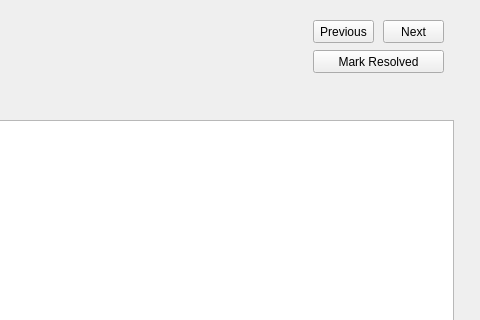
Qt form globalreq/QAA.ui (SyedMTaseen/DataSeed) before a commit; both pictures show x 287 to 767 and y 0 to 320 of the 767 by 704 pixel window.
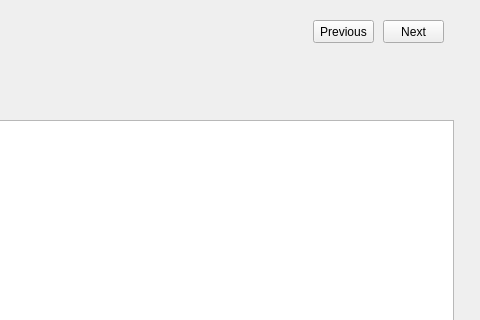
The same form after that commit.

```diff
--- a/globalreq/QAA.ui
+++ b/globalreq/QAA.ui
@@ -188,19 +188,6 @@
      <set>Qt::AlignCenter</set>
     </property>
    </widget>
-   <widget class="QPushButton" name="Bresolve">
-    <property name="geometry">
-     <rect>
-      <x>600</x>
-      <y>50</y>
-      <width>131</width>
-      <height>23</height>
-     </rect>
-    </property>
-    <property name="text">
-     <string>Mark Resolved</string>
-    </property>
-   </widget>
    <zorder>requestButton</zorder>
    <zorder>desbox</zorder>
    <zorder>label</zorder>
```
Left out of the diff: 1 changed line with no effect on the pictures.
